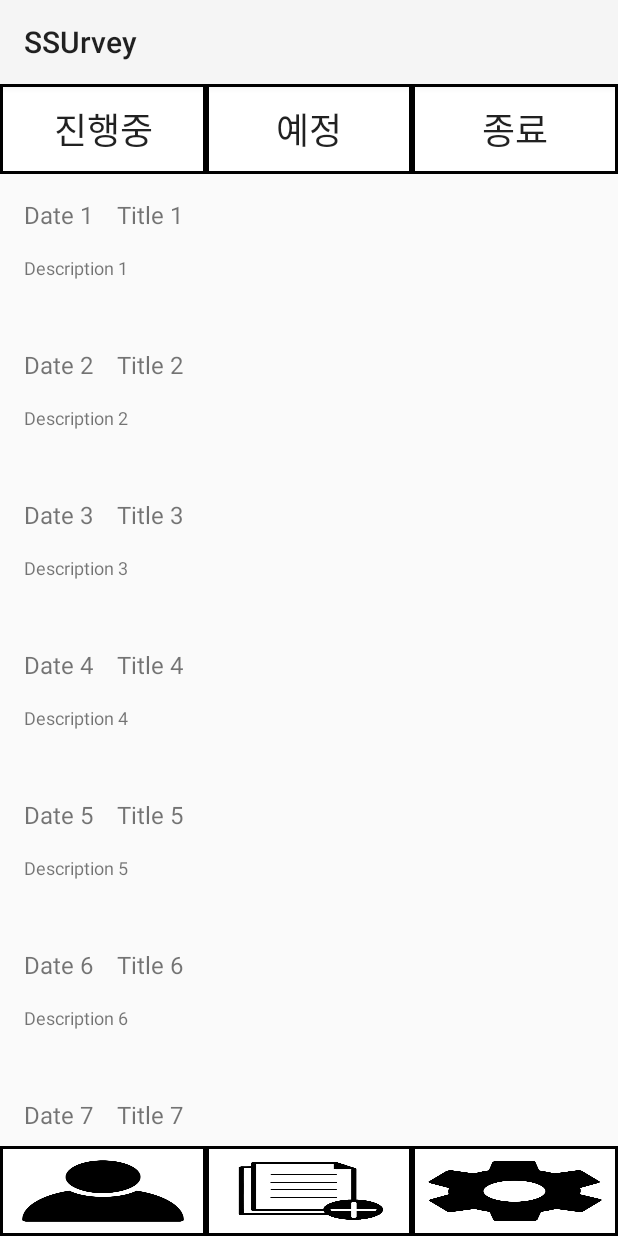
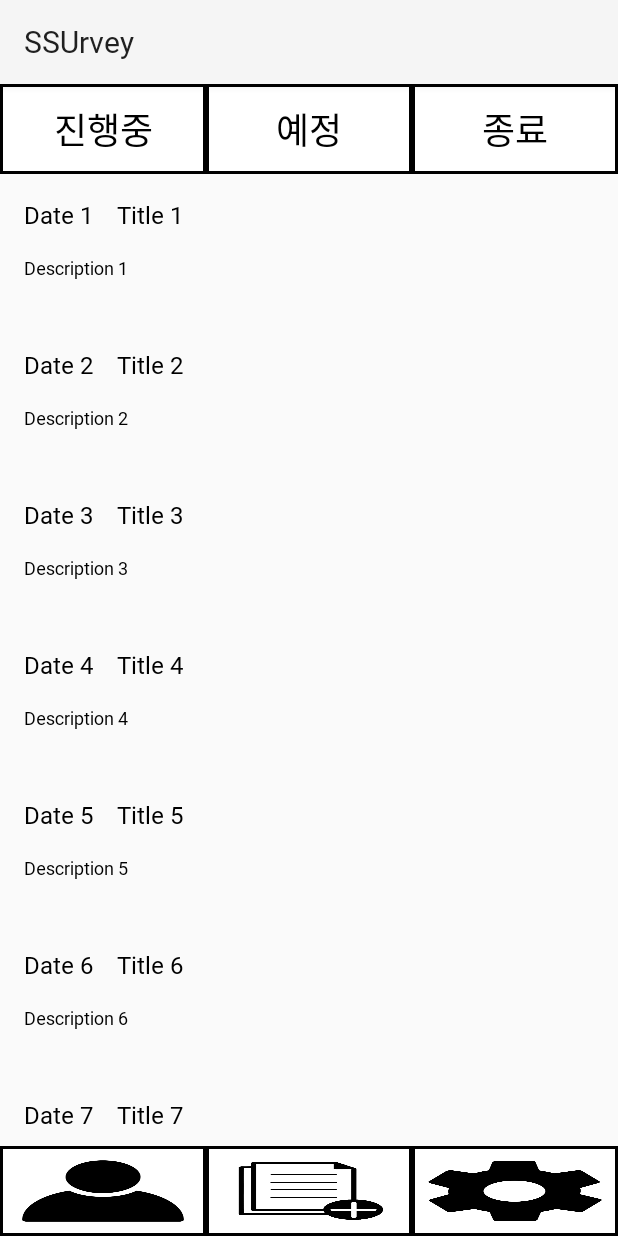
Before and after one commit to SSU-AndroidDevTeam/SSUrvey-App, an Android app: the screen it shows after launch (Home), on a phone screen of 412 x 824 dp. Run offline under Robolectric (Android 15) with nearby library versions, the phone set to English and light mode, and no system bars.

Commit message:
[feat] 폰트 리소스 추가 및 기본 폰트, 폰트 색상 설정

```diff
--- a/app/src/main/res/values/themes.xml
+++ b/app/src/main/res/values/themes.xml
@@ -3,7 +3,8 @@
     <style name="Base.Theme.SSUrvey" parent="Theme.AppCompat.Light">
         <!-- Customize your light theme here. -->
         <!-- <item name="colorPrimary">@color/my_light_primary</item> -->
+        <item name="android:textColor">#000000</item>
+        <item name="android:fontFamily">@font/ibmplexsanskr_medium</item>
     </style>
-
     <style name="Theme.SSUrvey" parent="Base.Theme.SSUrvey" />
 </resources>
```
Also changed, not shown: 7 other files.
